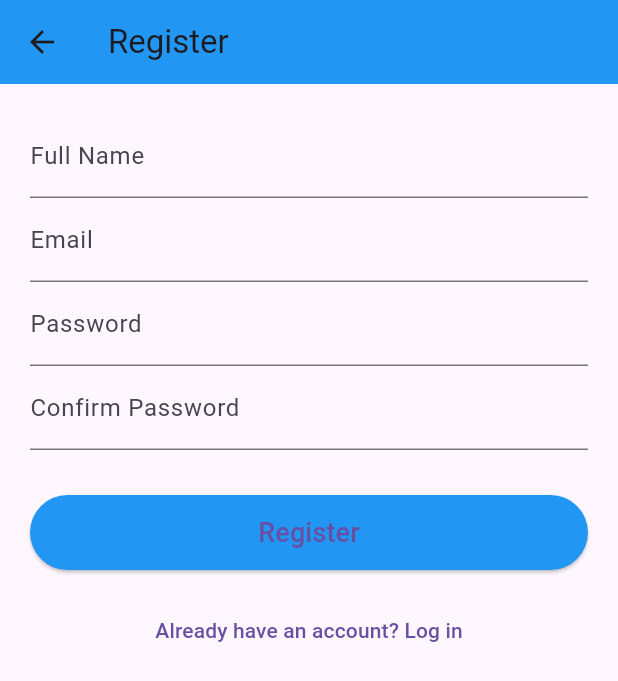
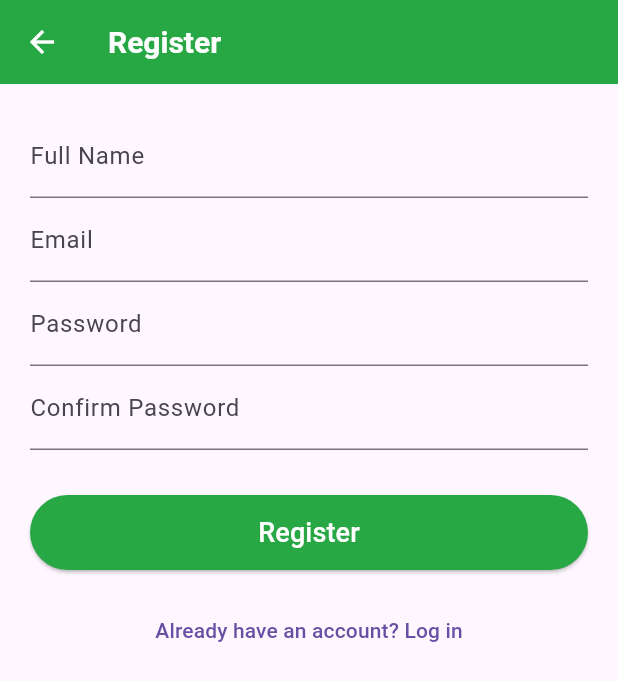
Before and after one commit to Brisis/xsaev_qr, a Flutter app: the screen it shows after launch, after a tap on "Register", on a phone screen of 412 x 824 dp. Shown: the top 681 px of the screen. Run offline on Flutter 3.47's test engine with Material 3 defaults, Android fonts, the phone set to English and light mode, and no system bars; our stand-ins replace image_picker, qr_flutter, shared_preferences; missing offline and left inert: qr_code_scanner; accounts and stored records are empty.

Commit message:
updated theme

```diff
--- /dev/null
+++ b/lib/core/constants.dart
@@ -0,0 +1,19 @@
+import 'package:flutter/material.dart';
+
+const MaterialColor customGreen = MaterialColor(
+  0xFF28a745,
+  <int, Color>{
+    50: Color(0xFFE1F3E6),
+    100: Color(0xFFB3E1BD),
+    200: Color(0xFF80CE91),
+    300: Color(0xFF4DBB65),
+    400: Color(0xFF28A745), // main
+    500: Color(0xFF28A745),
+    600: Color(0xFF239940),
+    700: Color(0xFF1D8938),
+    800: Color(0xFF177930),
+    900: Color(0xFF0E5C22),
+  },
+);
+
+const primaryColor = Color(0xFF28a745);
--- a/lib/main.dart
+++ b/lib/main.dart
@@ -1,4 +1,5 @@
 import 'package:flutter/material.dart';
+import 'package:xsaev/core/constants.dart';
 import 'package:xsaev/ui/screens/forgot_password_screen.dart';
 import 'package:xsaev/ui/screens/generate_qr_screen.dart';
 import 'package:xsaev/ui/screens/home_screen.dart';
@@ -10,50 +11,41 @@ import 'package:xsaev/ui/screens/splash_screen.dart';
 import 'package:xsaev/ui/screens/welcome_screen.dart';
 
 void main() {
-  runApp(MaterialApp(
-    debugShowCheckedModeBanner: false,
-    initialRoute: '/splash',
-    routes: {
-      '/splash': (context) => const SplashScreen(),
-      '/': (context) => const WelcomeScreen(),
-      '/register': (context) => const RegisterScreen(),
-      '/login': (context) => const LoginScreen(),
-      '/forgot-password': (context) => const ForgotPasswordScreen(),
-      '/home': (context) => const HomeScreen(),
-      '/geneate-qr': (context) => const GenerateQrScreen(), // QR generation
-      '/scan': (context) => const ScanQrScreen(), // QR scanner
-      '/profile': (context) => const ProfileScreen(),
-    },
-  ));
+  runApp(const MyApp());
 }
-
-const MaterialColor customGreen = MaterialColor(
-  0xFF28a745,
-  <int, Color>{
-    50: Color(0xFFE1F3E6),
-    100: Color(0xFFB3E1BD),
-    200: Color(0xFF80CE91),
-    300: Color(0xFF4DBB65),
-    400: Color(0xFF28A745), // main
-    500: Color(0xFF28A745),
-    600: Color(0xFF239940),
-    700: Color(0xFF1D8938),
-    800: Color(0xFF177930),
-    900: Color(0xFF0E5C22),
-  },
-);
 
 class MyApp extends StatelessWidget {
   const MyApp({super.key});
+
   @override
   Widget build(BuildContext context) {
     return MaterialApp(
       title: 'Xsaev',
       theme: ThemeData(
         primarySwatch: customGreen,
+        appBarTheme: const AppBarTheme(
+          backgroundColor: primaryColor, // Main customGreen color
+          iconTheme: IconThemeData(color: Colors.white), // Icon color
+          titleTextStyle: TextStyle(
+            color: Colors.white,
+            fontSize: 20,
+            fontWeight: FontWeight.w600,
+          ),
+        ),
       ),
-      // home: const GenerateQrScreen(),
       debugShowCheckedModeBanner: false,
+      initialRoute: '/splash',
+      routes: {
+        '/splash': (context) => const SplashScreen(),
+        '/': (context) => const WelcomeScreen(),
+        '/register': (context) => const RegisterScreen(),
+        '/login': (context) => const LoginScreen(),
+        '/forgot-password': (context) => const ForgotPasswordScreen(),
+        '/home': (context) => const HomeScreen(),
+        '/geneate-qr': (context) => const GenerateQrScreen(), // QR generation
+        '/scan': (context) => const ScanQrScreen(), // QR scanner
+        '/profile': (context) => const ProfileScreen(),
+      },
     );
   }
 }
--- a/lib/ui/screens/register_screen.dart
+++ b/lib/ui/screens/register_screen.dart
@@ -2,6 +2,7 @@ import 'dart:convert';
 import 'dart:math';
 import 'package:flutter/material.dart';
 import 'package:shared_preferences/shared_preferences.dart';
+import 'package:xsaev/core/constants.dart';
 
 class RegisterScreen extends StatefulWidget {
   const RegisterScreen({super.key});
@@ -55,8 +56,6 @@ class _RegisterScreenState extends State<RegisterScreen> {
 
   @override
   Widget build(BuildContext context) {
-    const primaryColor = Color(0xFF2196F3);
-
     return Scaffold(
       appBar: AppBar(
         title: const Text('Register'),
@@ -104,7 +103,11 @@ class _RegisterScreenState extends State<RegisterScreen> {
                   backgroundColor: primaryColor,
                   minimumSize: const Size.fromHeight(50),
                 ),
-                child: const Text('Register', style: TextStyle(fontSize: 18)),
+                child: const Text('Register',
+                    style: TextStyle(
+                      fontSize: 18,
+                      color: Colors.white,
+                    )),
               ),
               const SizedBox(height: 16),
               TextButton(
--- a/lib/ui/screens/welcome_screen.dart
+++ b/lib/ui/screens/welcome_screen.dart
@@ -1,12 +1,11 @@
 import 'package:flutter/material.dart';
+import 'package:xsaev/core/constants.dart';
 
 class WelcomeScreen extends StatelessWidget {
   const WelcomeScreen({super.key});
 
   @override
   Widget build(BuildContext context) {
-    const primaryColor = Color(0xFF2196F3);
-
     return Scaffold(
       backgroundColor: Colors.white,
       body: SafeArea(
@@ -40,7 +39,11 @@ class WelcomeScreen extends StatelessWidget {
                     shape: RoundedRectangleBorder(
                         borderRadius: BorderRadius.circular(12)),
                   ),
-                  child: const Text("Register", style: TextStyle(fontSize: 18)),
+                  child: const Text("Register",
+                      style: TextStyle(
+                        fontSize: 18,
+                        color: Colors.white,
+                      )),
                 ),
                 const SizedBox(height: 16),
                 OutlinedButton(
```
Also changed, not shown: lib/ui/screens/generate_qr_screen.dart (+33 -12 lines), lib/ui/screens/generated_codes_screen.dart (added, +81 -0 lines), lib/ui/screens/login_screen.dart (+9 -4 lines), lib/ui/screens/profile_screen.dart (+21 -8 lines), lib/ui/screens/qr_display_screen.dart (+8 -2 lines), lib/ui/screens/transaction_history_screen.dart (+4 -4 lines), lib/ui/screens/wallet_topup_screen.dart (+7 -3 lines).
